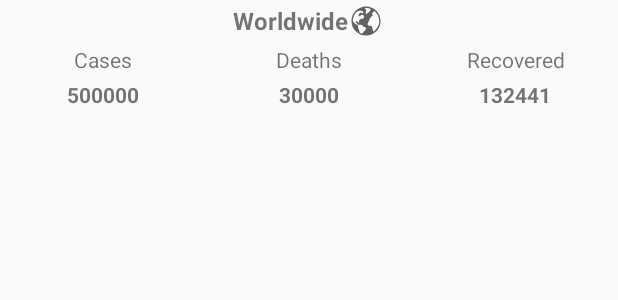
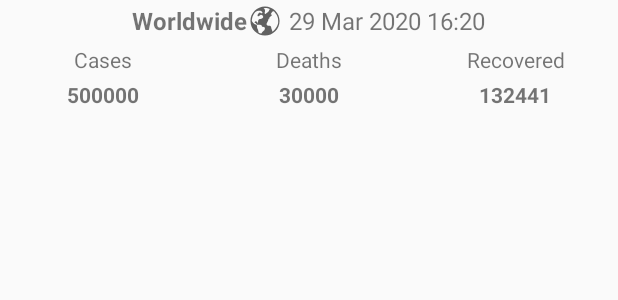
Before and after one commit to terentyevkirill/corona-tracker-android, an Android app: the layout worldwide_card.xml on its own in the app's theme, with its tools: preview values and no code run, on a phone screen of 412 x 824 dp. Shown: the top 300 px of the screen. Run offline under Robolectric (Android 15) with nearby library versions, the phone set to English and light mode, and no system bars.

Commit message:
AverageInfo Card added

```diff
--- a/app/src/main/res/layout/worldwide_card.xml
+++ b/app/src/main/res/layout/worldwide_card.xml
@@ -4,6 +4,11 @@
     android:layout_width="match_parent"
     android:layout_height="wrap_content"
     android:orientation="vertical">
+
+    <LinearLayout
+        android:layout_width="match_parent"
+        android:layout_height="wrap_content"
+        android:gravity="center">
 
         <TextView
             android:id="@+id/tv_worldwide"
@@ -14,8 +19,20 @@
             android:drawableEnd="@drawable/ic_globe_24dp"
             android:gravity="center"
             android:text="@string/worldwide"
+            android:textAlignment="center"
             android:textSize="16sp"
             android:textStyle="bold" />
+
+        <TextView
+            android:id="@+id/tv_updated_at"
+            android:layout_width="wrap_content"
+            android:layout_height="wrap_content"
+            android:layout_gravity="center"
+            android:layout_margin="2dp"
+            android:textAlignment="center"
+            android:textSize="16sp"
+            tools:text="29 Mar 2020 16:20" />
+    </LinearLayout>
 
     <TableLayout
         android:layout_width="match_parent"
--- a/app/src/main/res/menu/menu_search.xml
+++ b/app/src/main/res/menu/menu_search.xml
@@ -1,6 +1,6 @@
 <?xml version="1.0" encoding="utf-8"?>
-<menu xmlns:app="http://schemas.android.com/apk/res-auto"
-    xmlns:android="http://schemas.android.com/apk/res/android">
+<menu xmlns:android="http://schemas.android.com/apk/res/android"
+    xmlns:app="http://schemas.android.com/apk/res-auto">
 
     <item
         android:id="@+id/search_item"
--- a/app/src/main/res/values/colors.xml
+++ b/app/src/main/res/values/colors.xml
@@ -1,8 +1,8 @@
 <?xml version="1.0" encoding="utf-8"?>
 <resources>
     <color name="colorPrimary">#3F51B5</color>
-    <color name="colorPrimaryDark">#002983</color>
-    <color name="colorPrimaryLight">#6f74dd</color>
-    <color name="colorAccent">#de8412</color>
+    <color name="colorPrimaryDark">#002984</color>
+    <color name="colorPrimaryLight">#757de8</color>
+    <color name="colorAccent">#ffa000</color>
     <color name="materialDarkGray">#616161</color>
 </resources>
```
Also changed, not shown: app/src/main/java/com/terentiev/coronatracker/Main2Activity.kt (+28 -22 lines), app/src/main/java/com/terentiev/coronatracker/ui/dashboard/CountriesAdapter.kt (+77 -12 lines). Lines whose indentation alone changed are shown as unchanged.
